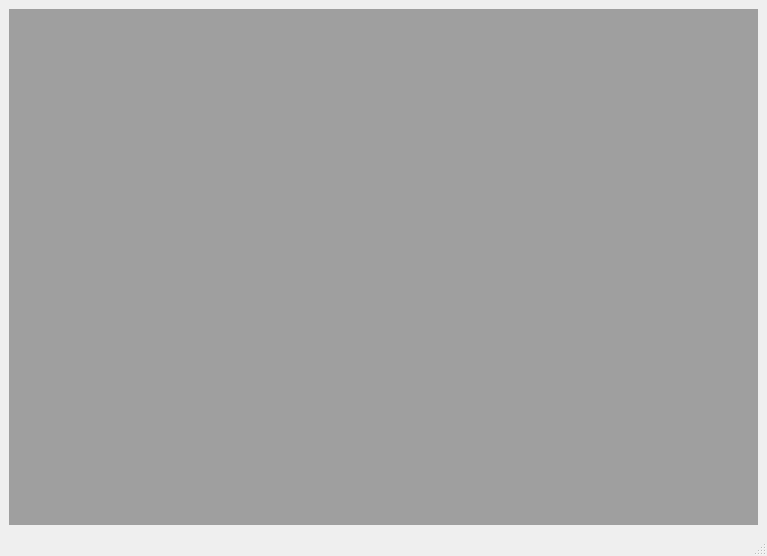
The window that gui/gui2.ui (nh2oh/au) describes before a commit, drawn with Qt 5.
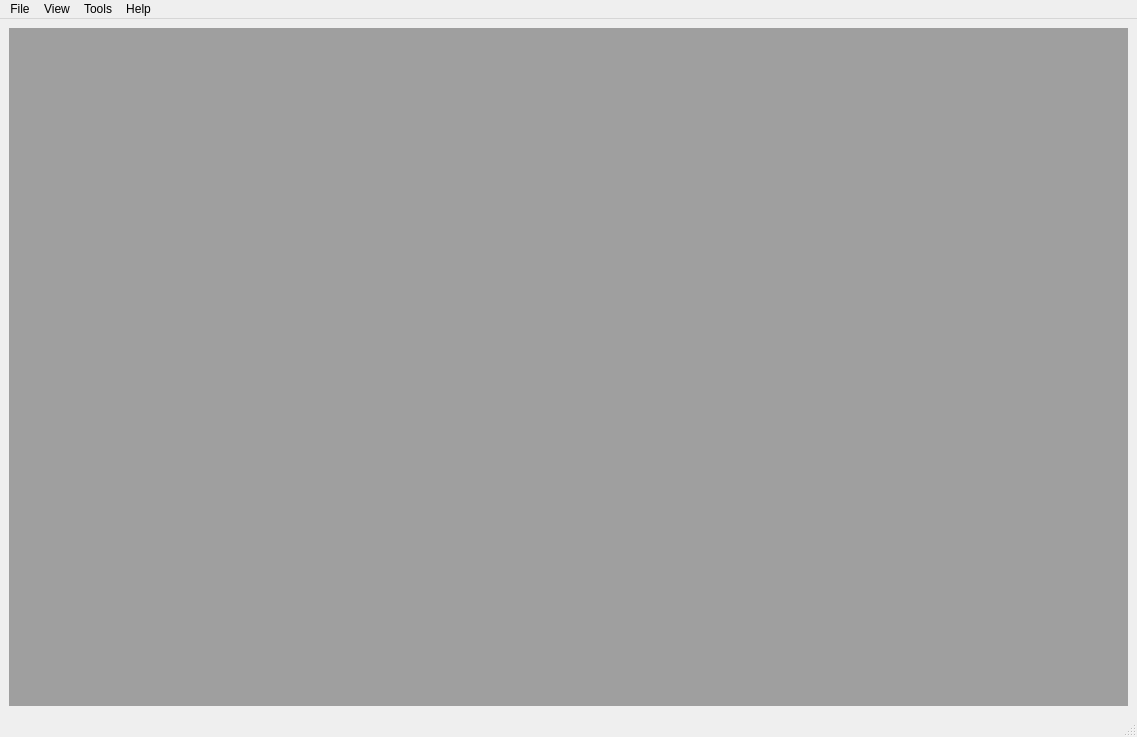
The same window after the commit.

```diff
--- a/gui/gui2.ui
+++ b/gui/gui2.ui
@@ -6,8 +6,8 @@
    <rect>
     <x>0</x>
     <y>0</y>
-    <width>767</width>
-    <height>556</height>
+    <width>1137</width>
+    <height>737</height>
    </rect>
   </property>
   <property name="windowTitle">
@@ -82,10 +82,39 @@
     <rect>
      <x>0</x>
      <y>0</y>
-     <width>767</width>
-     <height>18</height>
+     <width>1137</width>
+     <height>22</height>
     </rect>
    </property>
+   <widget class="QMenu" name="menuFile">
+    <property name="title">
+     <string>File</string>
+    </property>
+    <addaction name="actionImport"/>
+    <addaction name="actionOpen"/>
+    <addaction name="actionExit"/>
+   </widget>
+   <widget class="QMenu" name="menuView">
+    <property name="title">
+     <string>View</string>
+    </property>
+   </widget>
+   <widget class="QMenu" name="menuTools">
+    <property name="title">
+     <string>Tools</string>
+    </property>
+    <addaction name="actionScale_builder"/>
+    <addaction name="actionRandrp"/>
+   </widget>
+   <widget class="QMenu" name="menuHelp">
+    <property name="title">
+     <string>Help</string>
+    </property>
+   </widget>
+   <addaction name="menuFile"/>
+   <addaction name="menuView"/>
+   <addaction name="menuTools"/>
+   <addaction name="menuHelp"/>
   </widget>
   <widget class="QStatusBar" name="statusbar"/>
  </widget>
```
Left out of the diff: 44 changed lines with no effect on the pictures.
